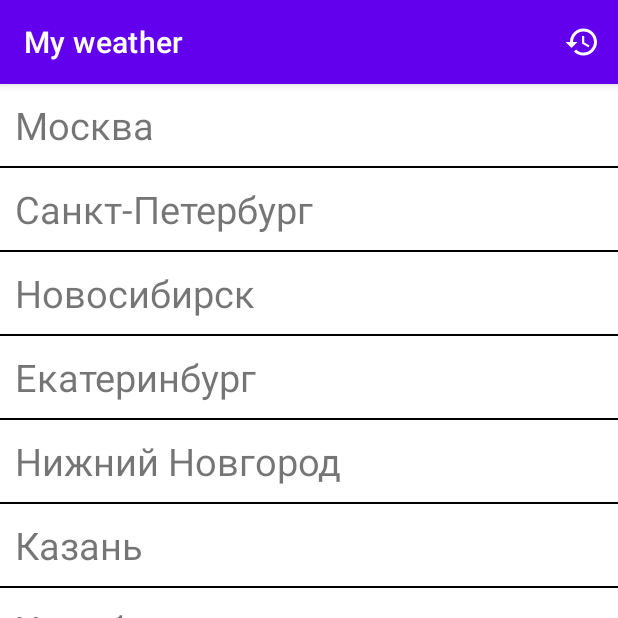
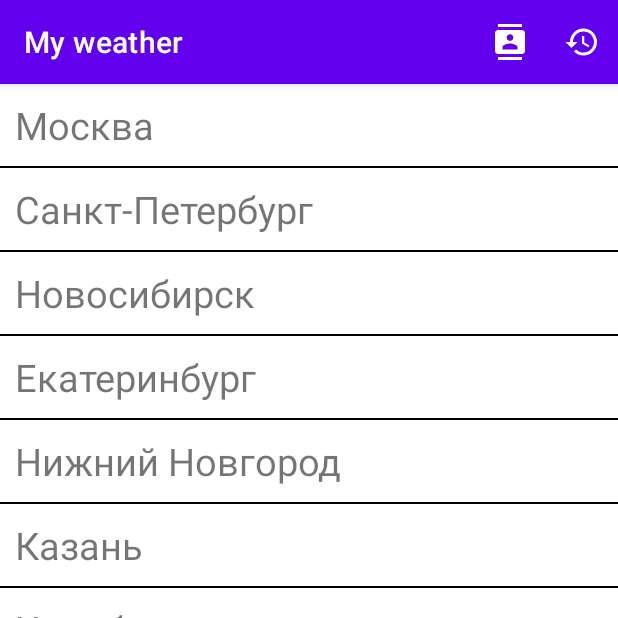
Before and after one commit to Kolyanzz/My_weather, an Android app: the screen it shows after launch (MainActivity), on a phone screen of 412 x 824 dp, the top half of it. Run offline under Robolectric (Android 15) with nearby library versions, the phone set to English and light mode, and no system bars; our stand-ins replace Room's generated code.

Commit message:
lesson 9

```diff
--- a/app/src/main/AndroidManifest.xml
+++ b/app/src/main/AndroidManifest.xml
@@ -4,6 +4,7 @@
     package="com.example.myweather">
 
     <uses-permission android:name="android.permission.INTERNET" />
+    <uses-permission android:name="android.permission.READ_CONTACTS" />
 
     <application
         android:name=".app.App"
--- a/app/src/main/java/com/example/myweather/app/App.kt
+++ b/app/src/main/java/com/example/myweather/app/App.kt
@@ -14,7 +14,7 @@ class App : Application() {
 
     companion object {
         private var appInstance: App? = null
-        private  var db: HistoryDatabase? = null
+        private var db: HistoryDatabase? = null
         private const val DB_NAME = "History.db"
 
         private val appHistoryDao by lazy {
@@ -28,6 +28,7 @@ class App : Application() {
                     .build()
                     .historyDao()
         }
+
         fun getHistoryDao(): HistoryDao = appHistoryDao
     }
 }
--- a/app/src/main/java/com/example/myweather/repository/LocalRepository.kt
+++ b/app/src/main/java/com/example/myweather/repository/LocalRepository.kt
@@ -3,6 +3,6 @@ package com.example.myweather.repository
 import com.example.myweather.model.Weather
 
 interface LocalRepository {
-    fun getAllHistory() : List<Weather>
+    fun getAllHistory(): List<Weather>
     fun saveEntity(weather: Weather)
 }
--- a/app/src/main/java/com/example/myweather/room/HistoryDatabase.kt
+++ b/app/src/main/java/com/example/myweather/room/HistoryDatabase.kt
@@ -6,5 +6,5 @@ import androidx.room.RoomDatabase
 @Database(entities = arrayOf(HistoryEntity::class), version = 1, exportSchema = false)
 abstract class HistoryDatabase : RoomDatabase() {
 
-    abstract fun historyDao() : HistoryDao
+    abstract fun historyDao(): HistoryDao
 }
--- a/app/src/main/java/com/example/myweather/view/detalis/DetailsFragment.kt
+++ b/app/src/main/java/com/example/myweather/view/detalis/DetailsFragment.kt
@@ -102,7 +102,7 @@ class DetailsFragment : Fragment() {
         }
     }
 
-    private fun saveCity(city: City, weather: Weather){
+    private fun saveCity(city: City, weather: Weather) {
         viewModel.saveCityToDB(Weather(city, weather.temperature, weather.feelsLike, weather.condition))
     }
 
--- a/app/src/main/java/com/example/myweather/view/history/HistoryFragment.kt
+++ b/app/src/main/java/com/example/myweather/view/history/HistoryFragment.kt
@@ -5,7 +5,6 @@ import android.view.LayoutInflater
 import android.view.View
 import android.view.ViewGroup
 import androidx.fragment.app.Fragment
-import androidx.lifecycle.Observer
 import androidx.lifecycle.ViewModelProvider
 import com.example.myweather.R
 import com.example.myweather.databinding.FragmentHistoryBinding
--- a/app/src/main/java/com/example/myweather/view/main/MainFragment.kt
+++ b/app/src/main/java/com/example/myweather/view/main/MainFragment.kt
@@ -7,13 +7,12 @@ import android.view.View
 import android.view.ViewGroup
 import androidx.fragment.app.Fragment
 import androidx.lifecycle.ViewModelProvider
-import com.example.myweather.viewmodel.MainViewModel
 import com.example.myweather.R
 import com.example.myweather.databinding.FragmentMainBinding
 import com.example.myweather.model.Weather
 import com.example.myweather.view.detalis.DetailsFragment
-import com.example.myweather.view.main.MainFragmentAdapter
 import com.example.myweather.viewmodel.AppState
+import com.example.myweather.viewmodel.MainViewModel
 import com.google.android.material.snackbar.Snackbar
 
 private const val IS_WORLD_KEY = "LIST_OF_CITIES_KEY"
--- a/app/src/main/java/com/example/myweather/view/main/MainFragmentAdapter.kt
+++ b/app/src/main/java/com/example/myweather/view/main/MainFragmentAdapter.kt
@@ -5,7 +5,6 @@ import android.view.View
 import android.view.ViewGroup
 import android.widget.TextView
 import androidx.recyclerview.widget.RecyclerView
-import com.example.myweather.view.main.MainFragment
 import com.example.myweather.R
 import com.example.myweather.model.Weather
 
--- a/app/src/main/java/com/example/myweather/viewmodel/DetailsViewModel.kt
+++ b/app/src/main/java/com/example/myweather/viewmodel/DetailsViewModel.kt
@@ -26,7 +26,7 @@ class DetailsViewModel(
         detailsRepositoryImpl.getWeatherDetailsFromServer(lat, lon, callback)
     }
 
-    fun saveCityToDB(weather: Weather){
+    fun saveCityToDB(weather: Weather) {
         historyRepository.saveEntity(weather)
     }
 
--- /dev/null
+++ b/app/src/main/res/drawable/ic_menu_contacts.xml
@@ -0,0 +1,10 @@
+<vector xmlns:android="http://schemas.android.com/apk/res/android"
+    android:width="24dp"
+    android:height="24dp"
+    android:viewportWidth="24"
+    android:viewportHeight="24"
+    android:tint="?attr/colorControlNormal">
+    <path
+        android:fillColor="@android:color/white"
+        android:pathData="M20,0L4,0v2h16L20,0zM4,24h16v-2L4,22v2zM20,4L4,4c-1.1,0 -2,0.9 -2,2v12c0,1.1 0.9,2 2,2h16c1.1,0 2,-0.9 2,-2L22,6c0,-1.1 -0.9,-2 -2,-2zM12,6.75c1.24,0 2.25,1.01 2.25,2.25s-1.01,2.25 -2.25,2.25S9.75,10.24 9.75,9 10.76,6.75 12,6.75zM17,17L7,17v-1.5c0,-1.67 3.33,-2.5 5,-2.5s5,0.83 5,2.5L17,17z"/>
+</vector>
--- a/app/src/main/res/menu/main_screen_menu.xml
+++ b/app/src/main/res/menu/main_screen_menu.xml
@@ -1,6 +1,12 @@
 <?xml version="1.0" encoding="utf-8"?>
 <menu xmlns:android="http://schemas.android.com/apk/res/android"
     xmlns:app="http://schemas.android.com/apk/res-auto">
+
+    <item
+        android:id="@+id/menu_content_provider"
+        android:icon="@drawable/ic_menu_contacts"
+        android:title="@string/menu_title_history"
+        app:showAsAction="always" />
 
     <item
         android:id="@+id/menu_history"
--- a/app/src/main/res/values/dimens.xml
+++ b/app/src/main/res/values/dimens.xml
@@ -15,4 +15,5 @@
     <dimen name="weather_icon_width">150dp</dimen>
     <dimen name="weather_icon_height">150dp</dimen>
     <dimen name="weather_icon_margin">110dp</dimen>
+    <dimen name="contacts_text_size">10sp</dimen>
 </resources>
--- a/app/src/main/res/values/strings.xml
+++ b/app/src/main/res/values/strings.xml
@@ -9,4 +9,5 @@
     <string name="Blagovechensk">Благовещенск</string>
     <string name="server_connection_error">Не удалось установить соединение с сервером</string>
     <string name="menu_title_history">History</string>
+    <string name="menu_contacts">Contacts</string>
 </resources>
```
Also changed, not shown: app/src/main/java/com/example/myweather/room/HistoryEntity.kt (+6 -6 lines), app/src/main/java/com/example/myweather/view/MainActivity.kt (+12 -2 lines), app/src/main/java/com/example/myweather/view/contacts/ContentProviderFragment.kt (added, +146 -0 lines), app/src/main/res/layout/fragment_content_provider.xml (added, +14 -0 lines).
